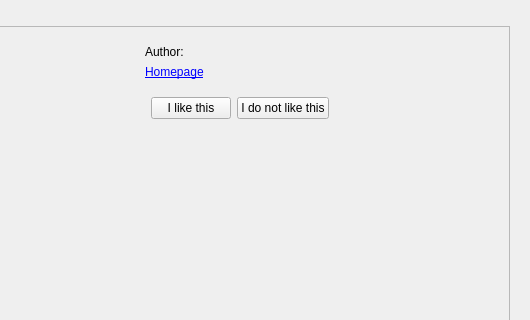
First picture: the form in knewstuff/knewstuff3/downloadwidget.ui, repository KDE/kdelibs, before the edit; both pictures show x 194 to 724 and y 0 to 320 of the 724 by 471 pixel window.
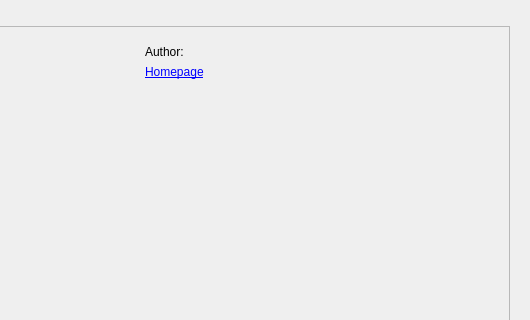
Second picture: the form after the edit. The open tabs and pages were chosen to show the change. Custom widgets are drawn as their Qt base class.

Commit message: Change voting for items to make use of the normal KRatingWidget instead of good and bad buttons.

Patch:
```diff
--- a/knewstuff/knewstuff3/downloadwidget.ui
+++ b/knewstuff/knewstuff3/downloadwidget.ui
@@ -410,20 +410,6 @@
                   </property>
                  </widget>
                 </item>
-                <item>
-                 <widget class="KPushButton" name="voteGoodButton">
-                  <property name="text">
-                   <string>I like this</string>
-                  </property>
-                 </widget>
-                </item>
-                <item>
-                 <widget class="KPushButton" name="voteBadButton">
-                  <property name="text">
-                   <string>I do not like this</string>
-                  </property>
-                 </widget>
-                </item>
                 <item>
                  <spacer name="horizontalSpacer_3">
                   <property name="orientation">
```
Left out of the diff: 2 changed lines with no effect on the pictures. The commit also changes 7 other files.
